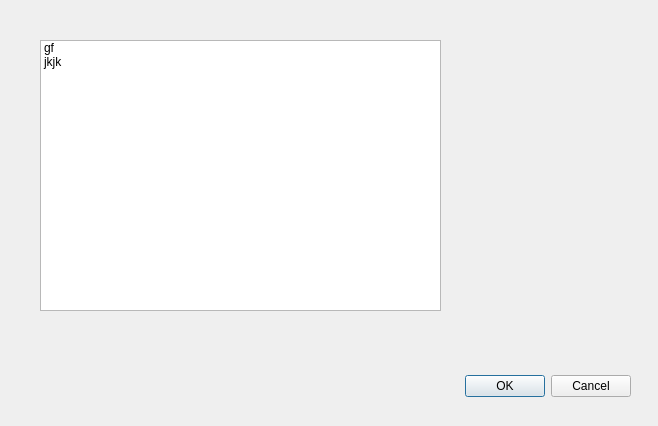
The window that senddialog.ui (kostin1221/Psi-massmail-plugin) describes before a commit, drawn with Qt 5.
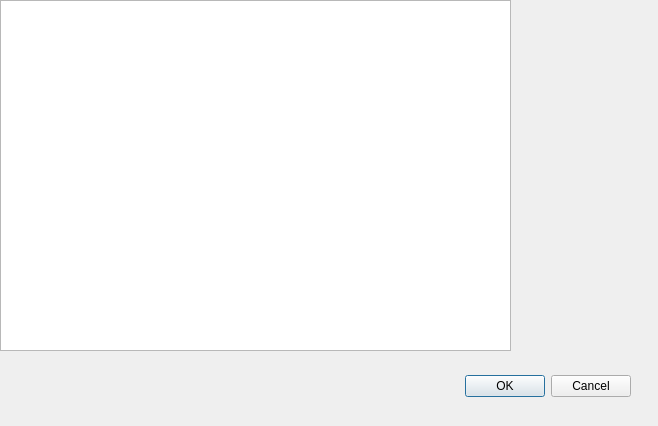
The same window after the commit.

What changed in the file:
```diff
--- a/senddialog.ui
+++ b/senddialog.ui
@@ -29,28 +29,27 @@
     <set>QDialogButtonBox::Cancel|QDialogButtonBox::Ok</set>
    </property>
   </widget>
-  <widget class="QListWidget" name="listWidget">
+  <widget class="QTreeView" name="jidsView">
    <property name="geometry">
     <rect>
-     <x>40</x>
-     <y>40</y>
-     <width>401</width>
-     <height>271</height>
+     <x>0</x>
+     <y>0</y>
+     <width>511</width>
+     <height>351</height>
     </rect>
    </property>
-   <item>
-    <property name="text">
-     <string>gf</string>
-    </property>
-   </item>
-   <item>
-    <property name="text">
-     <string>jkjk</string>
-    </property>
-    <property name="flags">
-     <set>NoItemFlags</set>
-    </property>
-   </item>
+   <property name="editTriggers">
+    <set>QAbstractItemView::NoEditTriggers</set>
+   </property>
+   <property name="alternatingRowColors">
+    <bool>true</bool>
+   </property>
+   <property name="sortingEnabled">
+    <bool>true</bool>
+   </property>
+   <attribute name="headerVisible">
+    <bool>false</bool>
+   </attribute>
   </widget>
  </widget>
  <resources/>
```
Left out of the diff: 19 changed lines with no effect on the pictures.
